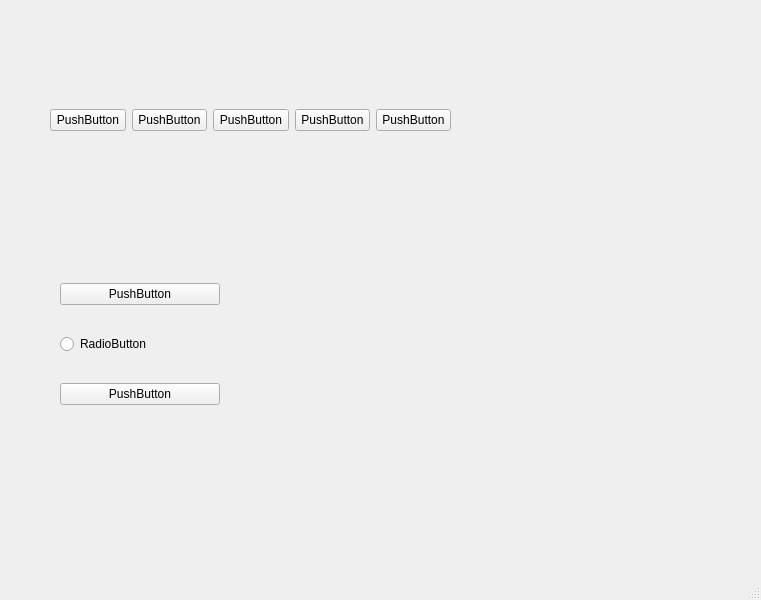
The window that demo.ui (MarkWannaFly/QT-test) describes before a commit, drawn with Qt 5.
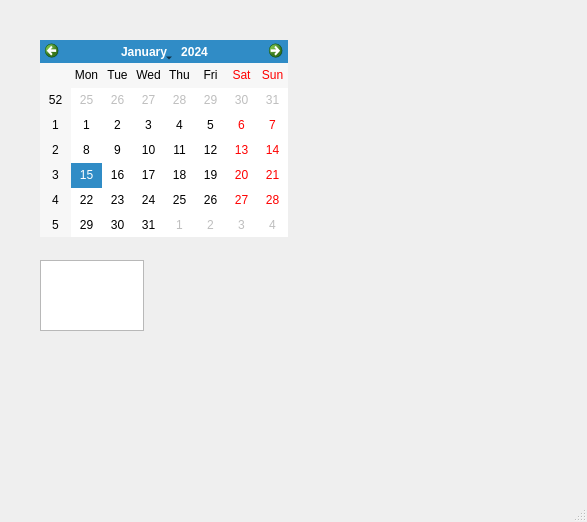
The same window after the commit.

What changed in the file:
```diff
--- a/demo.ui
+++ b/demo.ui
@@ -6,93 +6,33 @@
    <rect>
     <x>0</x>
     <y>0</y>
-    <width>761</width>
-    <height>600</height>
+    <width>587</width>
+    <height>522</height>
    </rect>
   </property>
   <property name="windowTitle">
    <string>MainWindow</string>
   </property>
   <widget class="QWidget" name="centralwidget">
-   <widget class="QWidget" name="verticalLayoutWidget">
+   <widget class="QCalendarWidget" name="calendarWidget">
     <property name="geometry">
      <rect>
-      <x>60</x>
+      <x>40</x>
+      <y>40</y>
+      <width>248</width>
+      <height>197</height>
+     </rect>
+    </property>
+   </widget>
+   <widget class="QTextEdit" name="textEdit">
+    <property name="geometry">
+     <rect>
+      <x>40</x>
       <y>260</y>
-      <width>160</width>
-      <height>171</height>
+      <width>104</width>
+      <height>71</height>
      </rect>
     </property>
-    <layout class="QVBoxLayout" name="verticalLayout">
-     <item>
-      <widget class="QPushButton" name="pushButton_6">
-       <property name="text">
-        <string>PushButton</string>
-       </property>
-      </widget>
-     </item>
-     <item>
-      <widget class="QRadioButton" name="radioButton">
-       <property name="text">
-        <string>RadioButton</string>
-       </property>
-      </widget>
-     </item>
-     <item>
-      <widget class="QPushButton" name="pushButton_7">
-       <property name="text">
-        <string>PushButton</string>
-       </property>
-      </widget>
-     </item>
-    </layout>
-   </widget>
-   <widget class="QWidget" name="layoutWidget">
-    <property name="geometry">
-     <rect>
-      <x>50</x>
-      <y>90</y>
-      <width>401</width>
-      <height>61</height>
-     </rect>
-    </property>
-    <layout class="QHBoxLayout" name="horizontalLayout">
-     <item>
-      <widget class="QPushButton" name="pushButton">
-       <property name="text">
-        <string>PushButton</string>
-       </property>
-      </widget>
-     </item>
-     <item>
-      <widget class="QPushButton" name="pushButton_2">
-       <property name="text">
-        <string>PushButton</string>
-       </property>
-      </widget>
-     </item>
-     <item>
-      <widget class="QPushButton" name="pushButton_3">
-       <property name="text">
-        <string>PushButton</string>
-       </property>
-      </widget>
-     </item>
-     <item>
-      <widget class="QPushButton" name="pushButton_4">
-       <property name="text">
-        <string>PushButton</string>
-       </property>
-      </widget>
-     </item>
-     <item>
-      <widget class="QPushButton" name="pushButton_5">
-       <property name="text">
-        <string>PushButton</string>
-       </property>
-      </widget>
-     </item>
-    </layout>
    </widget>
   </widget>
   <widget class="QMenuBar" name="menubar">
```
Left out of the diff: 2 changed lines with no effect on the pictures.
